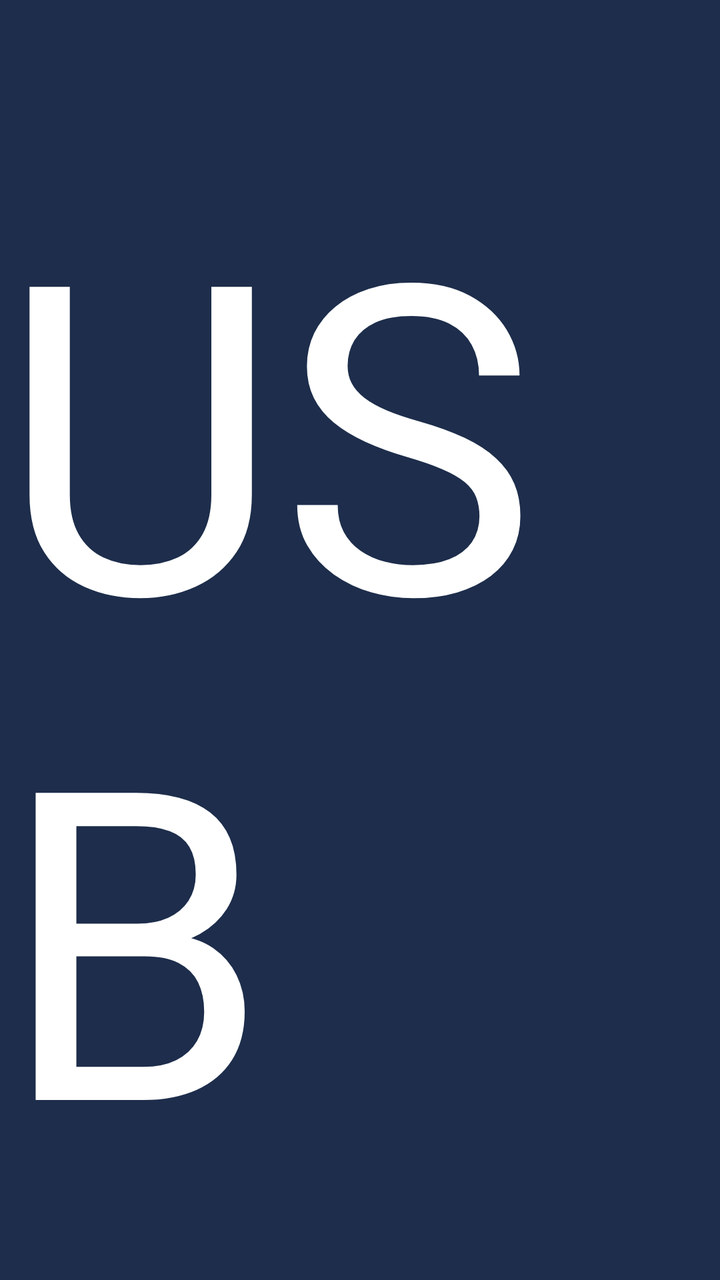
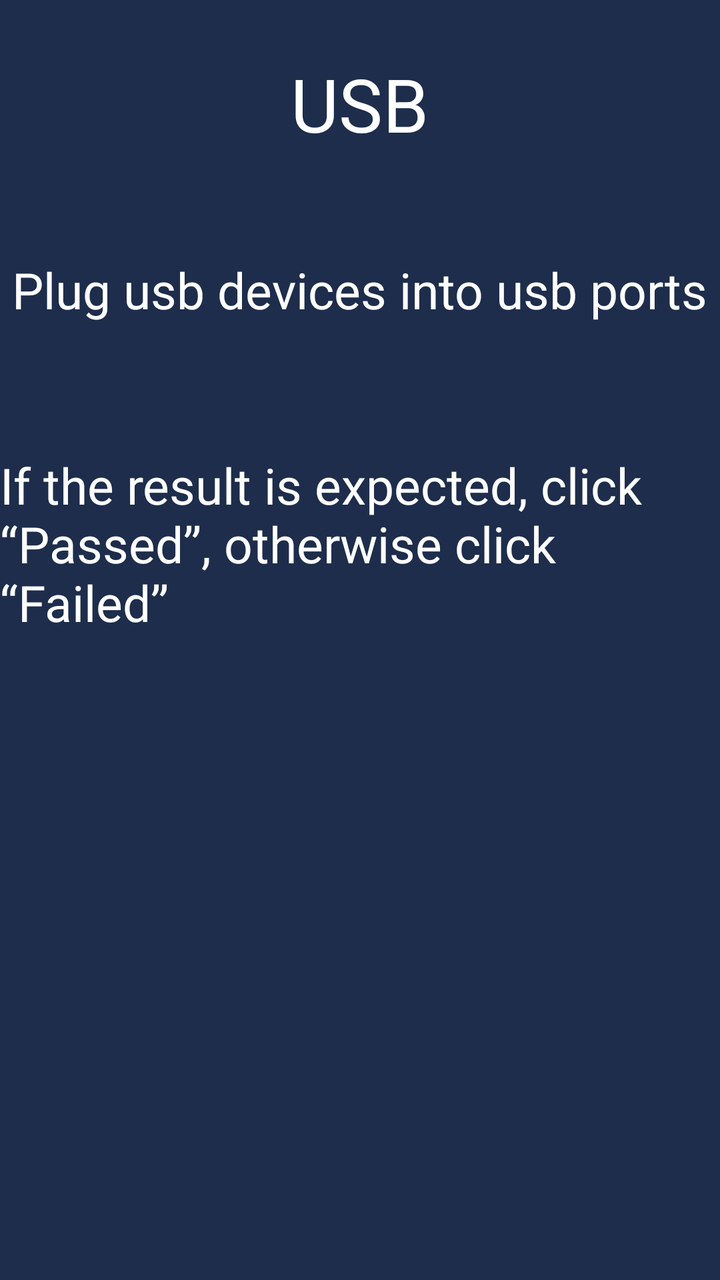

Screens rendered from an Android XML layout before and after an edit, with the pre-edit source and the edit as a unified diff.
<!-- AndroidManifest.xml: activity theme NoTitle -->
<!-- res/layout/activity_usb_interface.xml -->
<?xml version="1.0" encoding="utf-8"?>
<LinearLayout xmlns:android="http://schemas.android.com/apk/res/android"
    xmlns:app="http://schemas.android.com/apk/res-auto"
    xmlns:tools="http://schemas.android.com/tools"
    android:layout_width="match_parent"
    android:layout_height="match_parent"
    android:orientation="vertical"
    android:background="@color/colorMain">

    <RelativeLayout
        android:id="@+id/relativeLayout2"
        android:layout_width="match_parent"
        android:layout_height="116mm"
        app:layout_constraintEnd_toEndOf="parent"
        app:layout_constraintStart_toStartOf="parent"
        app:layout_constraintTop_toTopOf="parent">

        <TextView
            android:layout_width="wrap_content"
            android:layout_height="wrap_content"
            android:layout_centerInParent="true"
            android:text="@string/usb_name"
            android:textColor="@color/white"
            android:textSize="37mm" />


    </RelativeLayout>

    <TextView
        android:layout_width="wrap_content"
        android:layout_height="wrap_content"
        android:layout_gravity="center"
        android:layout_marginTop="24mm"
        android:text="@string/usb_ports"
        android:textColor="@color/white"
        android:textSize="25mm" />

    <androidx.recyclerview.widget.RecyclerView
        android:id="@+id/rct_progr"
        android:layout_width="wrap_content"
        android:layout_height="wrap_content"
        android:layout_gravity="center"
        android:layout_marginTop="24mm"
        app:layoutManager="androidx.recyclerview.widget.LinearLayoutManager" />

    <TextView
        android:layout_width="wrap_content"
        android:layout_height="wrap_content"
        android:layout_gravity="center"
        android:layout_marginTop="40mm"
        android:text="@string/expected_Passed"
        android:textColor="@color/white"
        android:textSize="25mm" />
    <RelativeLayout
        android:layout_width="wrap_content"
        android:layout_height="wrap_content"
        android:layout_below="@id/rct_progr"
        android:layout_centerHorizontal="true"
        android:layout_marginLeft="300mm"
        android:layout_marginTop="50mm"
        android:layout_marginRight="300mm">


        <Button
            android:id="@+id/failure_button"
            android:layout_width="wrap_content"
            android:layout_height="wrap_content"
            android:layout_alignParentLeft="true"
            android:background="@drawable/r_button_bg"
            android:text="@string/Failed"
            android:textColor="@color/white"
            android:textSize="15mm" />

        <Button
            android:textColor="@color/white"
            android:textSize="15mm"
            android:id="@+id/through_button"
            android:layout_width="wrap_content"
            android:layout_height="wrap_content"
            android:layout_alignParentRight="true"
            android:background="@drawable/r_button_bg"
            android:text="@string/Passed" />
    </RelativeLayout>

</LinearLayout>
<!-- resources referenced by this layout -->
<resources>
  <color name="colorMain">#1D2D4B</color>
  <color name="white">#FFFFFFFF</color>
  <!-- drawable r_button_bg (drawable) -->
  <?xml version="1.0" encoding="utf-8"?>
  <shape
      xmlns:android="http://schemas.android.com/apk/res/android">
      
      <solid
          android:color="@color/colorMainButton" />
      
      <stroke
          android:width="1dp"
          android:color="@color/colorMainButton" />
      
      <size android:height="4mm"/>
      
      <corners
          android:radius="7dp"/>
  
  </shape>
  <string name="Failed">Failed</string>
  <string name="Passed">Passed</string>
  <string name="expected_Passed">If the result is expected, click “Passed”, otherwise click “Failed”</string>
  <string name="usb_name">USB</string>
  <string name="usb_ports">Plug usb devices into usb ports</string>
  <style name="NoTitle" parent="Theme.AppCompat.Light.NoActionBar">
          <item name="colorPrimary">@color/colorMain</item>
          <item name="colorPrimaryDark">@color/colorMain</item>
          <item name="colorAccent">@color/colorMain</item>
          <item name="android:windowFullscreen">true</item>
          <item name="windowActionBar">false</item>
          <item name="windowNoTitle">true</item>
          <item name="android:textAppearanceListItemSmall">@style/listPopupWindow</item>
      </style>
  <color name="colorMainButton">#0091FF</color>
  <style name="listPopupWindow">
          <item name="android:textSize">25mm</item>
          <item name="android:fontFamily">@font/montserrat_regular</item>
          <item name="android:textColor">@color/black</item>
      </style>
  <color name="black">#FF000000</color>
</resources>

<!-- the commit's change to res/layout/activity_usb_interface.xml (unified diff, before → after) -->
@@ -10,7 +10,7 @@
     <RelativeLayout
         android:id="@+id/relativeLayout2"
         android:layout_width="match_parent"
-        android:layout_height="116mm"
+        android:layout_height="104dp"
         app:layout_constraintEnd_toEndOf="parent"
         app:layout_constraintStart_toStartOf="parent"
         app:layout_constraintTop_toTopOf="parent">
@@ -21,7 +21,7 @@
             android:layout_centerInParent="true"
             android:text="@string/usb_name"
             android:textColor="@color/white"
-            android:textSize="37mm" />
+            android:textSize="37dp" />
 
 
     </RelativeLayout>
@@ -30,35 +30,35 @@
         android:layout_width="wrap_content"
         android:layout_height="wrap_content"
         android:layout_gravity="center"
-        android:layout_marginTop="24mm"
+        android:layout_marginTop="24dp"
         android:text="@string/usb_ports"
         android:textColor="@color/white"
-        android:textSize="25mm" />
+        android:textSize="25dp" />
 
     <androidx.recyclerview.widget.RecyclerView
         android:id="@+id/rct_progr"
         android:layout_width="wrap_content"
         android:layout_height="wrap_content"
         android:layout_gravity="center"
-        android:layout_marginTop="24mm"
+        android:layout_marginTop="24dp"
         app:layoutManager="androidx.recyclerview.widget.LinearLayoutManager" />
 
     <TextView
         android:layout_width="wrap_content"
         android:layout_height="wrap_content"
         android:layout_gravity="center"
-        android:layout_marginTop="40mm"
+        android:layout_marginTop="40dp"
         android:text="@string/expected_Passed"
         android:textColor="@color/white"
-        android:textSize="25mm" />
+        android:textSize="25dp" />
     <RelativeLayout
         android:layout_width="wrap_content"
         android:layout_height="wrap_content"
         android:layout_below="@id/rct_progr"
         android:layout_centerHorizontal="true"
-        android:layout_marginLeft="300mm"
-        android:layout_marginTop="50mm"
-        android:layout_marginRight="300mm">
+        android:layout_marginLeft="300dp"
+        android:layout_marginTop="50dp"
+        android:layout_marginRight="300dp">
 
 
         <Button
@@ -69,11 +69,11 @@
             android:background="@drawable/r_button_bg"
             android:text="@string/Failed"
             android:textColor="@color/white"
-            android:textSize="15mm" />
+            android:textSize="15dp" />
 
         <Button
             android:textColor="@color/white"
-            android:textSize="15mm"
+            android:textSize="15dp"
             android:id="@+id/through_button"
             android:layout_width="wrap_content"
             android:layout_height="wrap_content"
